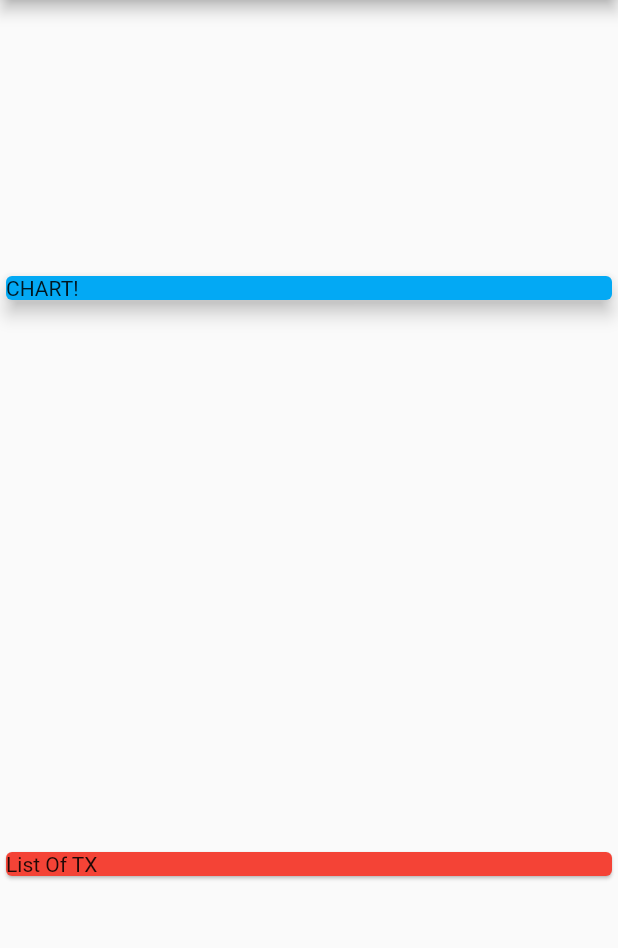
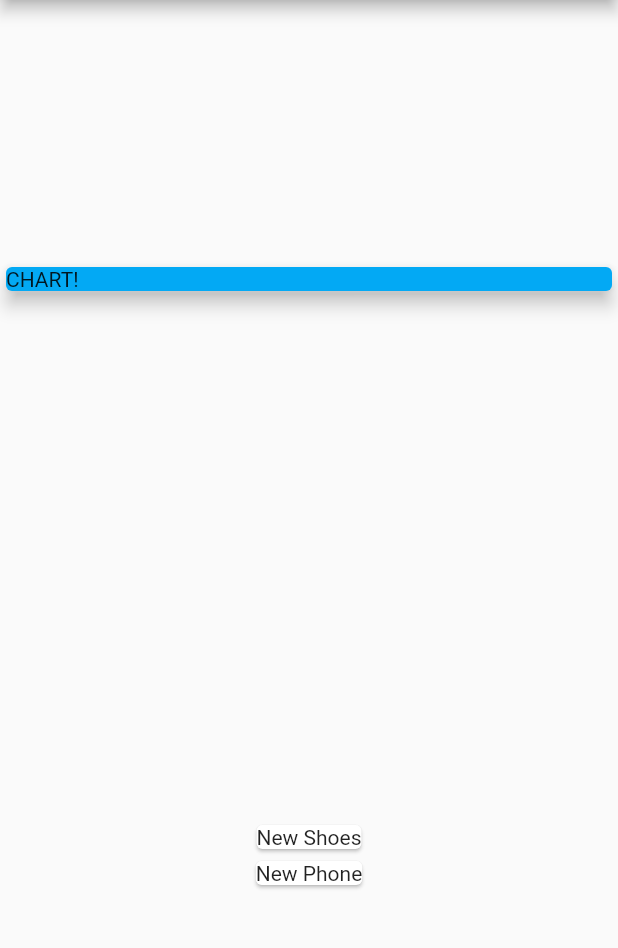
Before and after one commit to AhmedElatreby/app_2, a Flutter app: the screen it shows after launch, on a phone screen of 412 x 824 dp, the part 84-1032 px from its top. Run offline on Flutter 3.47's test engine with Material 2 defaults, Android fonts, the phone set to English and light mode, and no system bars.

Commit message:
Data into Widgets

```diff
--- a/lib/main.dart
+++ b/lib/main.dart
@@ -47,11 +47,15 @@ class MyHomePage extends StatelessWidget {
               elevation: 5,
             ),
           ),
-            Card(
-              color: Colors.red,
-              child: Text('List Of TX'),
+          Column(
+            children: transactions.map((tx) {
+              return Card(
+                child: Text(tx.title),
+              );
+            }).toList(),
           ),
         ],
-        ));
+      ),
+    );
   }
 }
```
Lines whose indentation alone changed are shown as unchanged.
